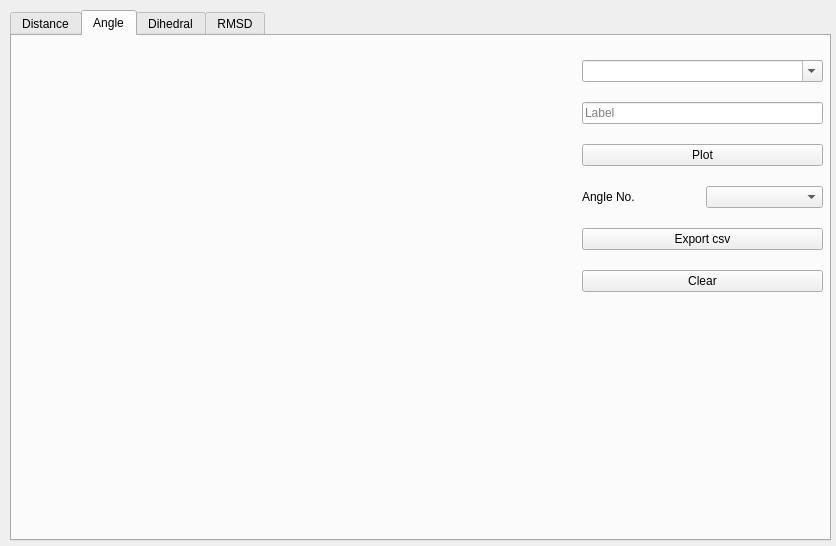
Qt form smarts_gui/ui_files/measures.ui (CAMDgraz/SmarTSzyme_plugin) before a commit.
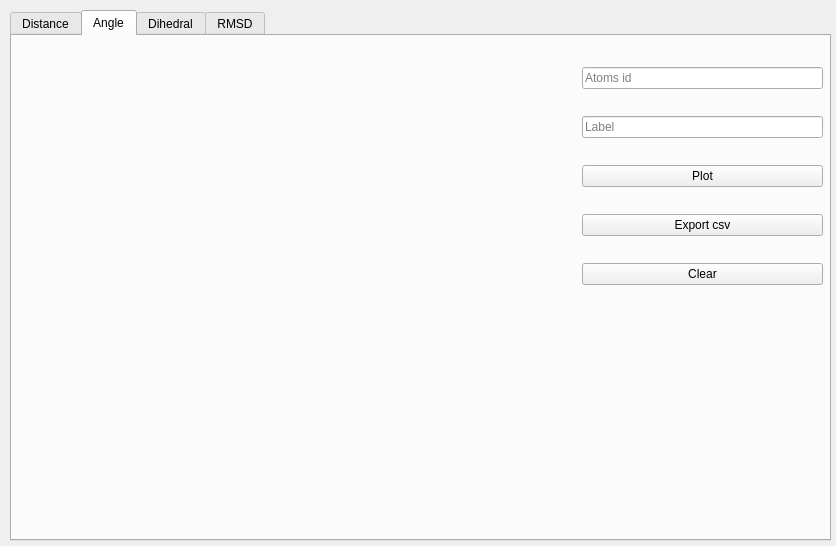
The same form after that commit. The open tabs and pages were chosen to show the change.

Commit message: Removed automatic selection in measures

Patch:
```diff
--- a/smarts_gui/ui_files/measures.ui
+++ b/smarts_gui/ui_files/measures.ui
@@ -120,9 +120,9 @@
      </property>
      <layout class="QVBoxLayout" name="verticalLayout_5">
       <item>
-       <widget class="QComboBox" name="combo_atoms2">
-        <property name="editable">
-         <bool>true</bool>
+       <widget class="QLineEdit" name="edit_atoms2">
+        <property name="placeholderText">
+         <string>Atoms id</string>
         </property>
        </widget>
       </item>
@@ -143,20 +143,6 @@
         </property>
        </widget>
       </item>
-      <item>
-       <layout class="QHBoxLayout" name="horizontalLayout_2">
-        <item>
-         <widget class="QLabel" name="label">
-          <property name="text">
-           <string>Angle No.</string>
-          </property>
-         </widget>
-        </item>
-        <item>
-         <widget class="QComboBox" name="combo_switch1"/>
-        </item>
-       </layout>
-      </item>
       <item>
        <widget class="QPushButton" name="button_csv2">
         <property name="text">
```
Left out of the diff: 27 changed lines with no effect on the pictures. The commit also changes 1 other file.
